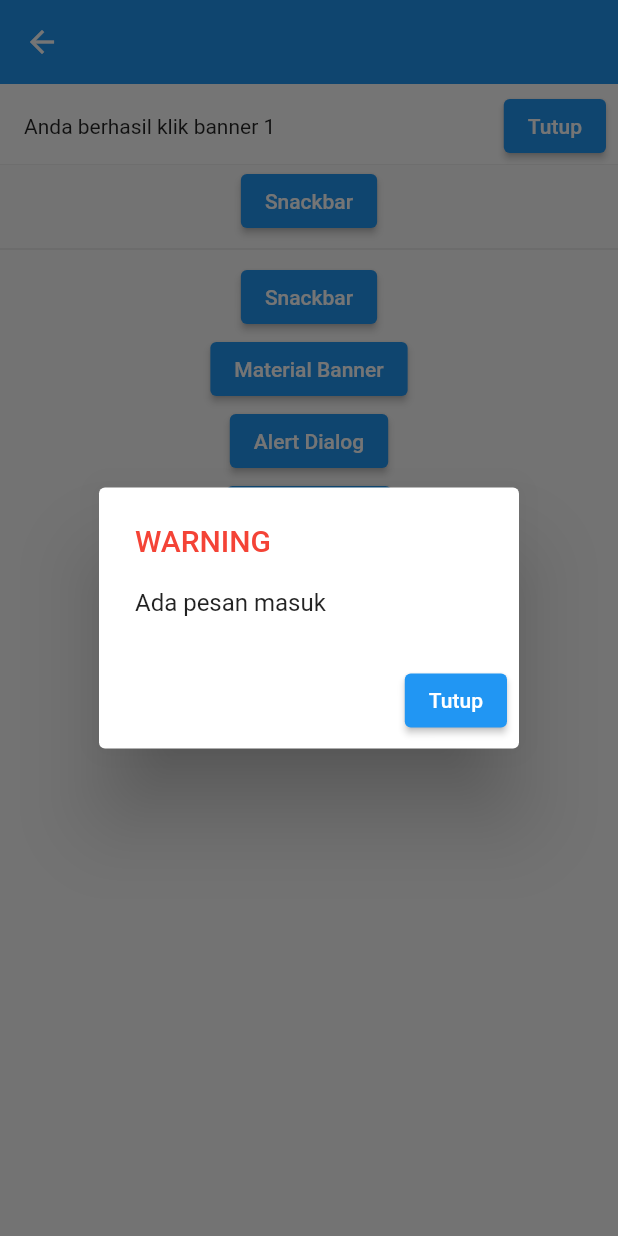
After one commit to mwiguna/belajar_flutter_dasar, a Flutter app: the HalamanDialog screen opened directly, after a tap on "Material Banner", after a tap on "Alert Dialog", on a phone screen of 412 x 824 dp. The commit adds this screen. Run offline on Flutter 3.47's test engine with Material 2 defaults, Android fonts, the phone set to English and light mode, and no system bars.

Commit message:
halaman dialog

```diff
--- /dev/null
+++ b/lib/halaman_dialog.dart
@@ -0,0 +1,143 @@
+import 'package:flutter/material.dart';
+
+class HalamanDialog extends StatefulWidget {
+  const HalamanDialog({Key? key}) : super(key: key);
+
+  @override
+  State<HalamanDialog> createState() => _HalamanDialogState();
+}
+
+class _HalamanDialogState extends State<HalamanDialog> {
+  Divider baris_pembatas = Divider();
+
+  // widgetnya
+  SnackBar widget_snackbar1 = SnackBar(
+    content: Text("Anda sudah berhasil klik snackbar"),
+    action: SnackBarAction(
+      label: "Close",
+      onPressed: (){
+
+      },
+    ),
+  );
+
+  @override
+  Widget build(BuildContext context) {
+    return Scaffold(
+      appBar: AppBar(),
+      body: SafeArea(
+        child: SingleChildScrollView(
+          child: Column(
+            children: [
+              ElevatedButton(
+                  onPressed: (){
+                    ScaffoldMessenger.of(context).showSnackBar(widget_snackbar1);
+                  },
+                  child: Text("Snackbar")
+              ),
+
+              baris_pembatas,
+
+              ElevatedButton(
+                  onPressed: (){
+                    // widgetnya
+                    SnackBar widget_snackbar2 = SnackBar(
+                      content: Text("Anda sudah berhasil klik snackbar 2"),
+                      action: SnackBarAction(
+                        label: "Buka Snackbar 1",
+                        onPressed: (){
+                          ScaffoldMessenger.of(context).showSnackBar(widget_snackbar1);
+                        },
+                      ),
+                    );
+
+                    //fungsi memunculkannya
+                    ScaffoldMessenger.of(context).showSnackBar(widget_snackbar2);
+
+                    // ScaffoldMessenger.of(context).showSnackBar == alert
+                  },
+                  child: Text("Snackbar")
+              ),
+
+              ElevatedButton(
+                  onPressed: (){
+
+                    // Widget Banner
+                    MaterialBanner widget_materialbanner1 = MaterialBanner(
+                        content: Text("Anda berhasil klik banner 1"),
+                        actions: [
+                          ElevatedButton(
+                              onPressed: (){
+                                ScaffoldMessenger.of(context).hideCurrentMaterialBanner();
+                              },
+                              child: Text("Tutup")
+                          )
+                        ]
+                    );
+
+                    ScaffoldMessenger.of(context).showMaterialBanner(widget_materialbanner1);
+
+                  },
+                  child: Text("Material Banner")
+              ),
+
+              ElevatedButton(
+                  onPressed: (){
+
+                    showDialog(
+                        context: context,
+                        builder: (context) {
+                          return AlertDialog(
+                            title: Text("WARNING", style: TextStyle(
+                              color: Colors.red
+                            )),
+                            content: Text("Ada pesan masuk"),
+                            actions: [
+                              ElevatedButton(
+                                  onPressed: (){
+                                    Navigator.pop(context);
+                                  },
+                                  child: Text("Tutup")
+                              )
+                            ]
+                          );
+                        }
+                    );
+
+                  },
+                  child: Text("Alert Dialog")
+              ),
+
+              ElevatedButton(
+                  onPressed: (){
+
+                    showDialog(
+                        context: context,
+                        builder: (context) {
+                          return Dialog(
+                              child: Padding(
+                                padding: const EdgeInsets.all(8.0),
+                                child: Text("Ada notif"),
+                              ),
+                          );
+                        }
+                    );
+
+                  },
+                  child: Text("Dialog Biasa")
+              ),
+
+              // Buat halaman baru (gampang)
+              // Text, kasih warna, ukuran, font (gampang)
+              // Buat Button (gampang banget)
+              // Masukkin Gambar (foto sendiri)
+              // Pahami Row tentang Batu Bata
+              // TextField
+
+            ],
+          ),
+        ),
+      ),
+    );
+  }
+}
--- a/lib/main.dart
+++ b/lib/main.dart
@@ -1,4 +1,5 @@
 import 'package:belajar/halaman_awal.dart';
+import 'package:belajar/halaman_dialog.dart';
 import 'package:belajar/halaman_gambar.dart';
 import 'package:belajar/halaman_layout.dart';
 import 'package:belajar/halaman_profil.dart';
@@ -20,7 +21,7 @@ class MyApp extends StatelessWidget {
   Widget build(BuildContext context) {
     return MaterialApp(
       debugShowCheckedModeBanner: false,
-      home: MateriDialog()
+      home: HalamanLayout()
     );
   }
 }
```
